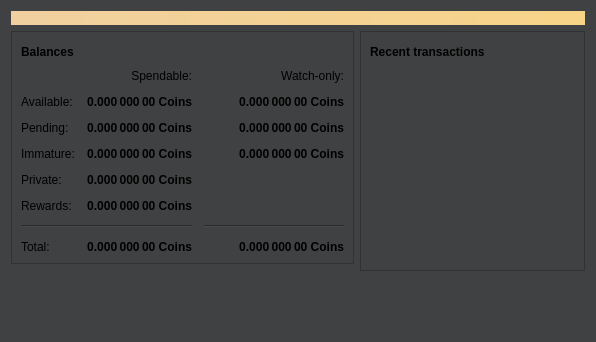
Old version of the form src/qt/forms/overviewpage.ui in the repository VaporumCoin/VaporumOcean-0.7.2.
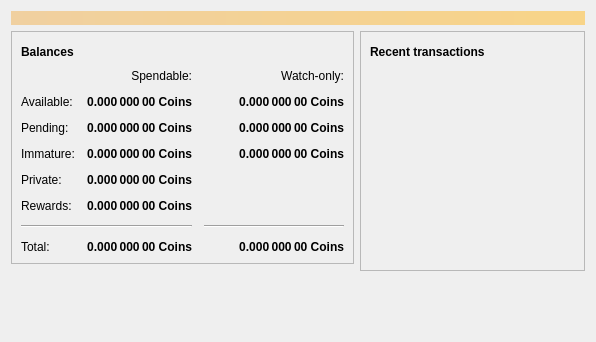
New version of the form. Icons and pictures are not drawn.

Diff of the .ui file:
```diff
--- a/src/qt/forms/overviewpage.ui
+++ b/src/qt/forms/overviewpage.ui
@@ -16,9 +16,6 @@
   <property name="autoFillBackground">
    <bool>false</bool>
   </property>
-  <property name="styleSheet">
-   <string notr="true">background-color: rgb(64, 65, 66);</string>
-  </property>
   <layout class="QVBoxLayout" name="topLayout">
    <item>
     <widget class="QLabel" name="labelAlerts">
```
